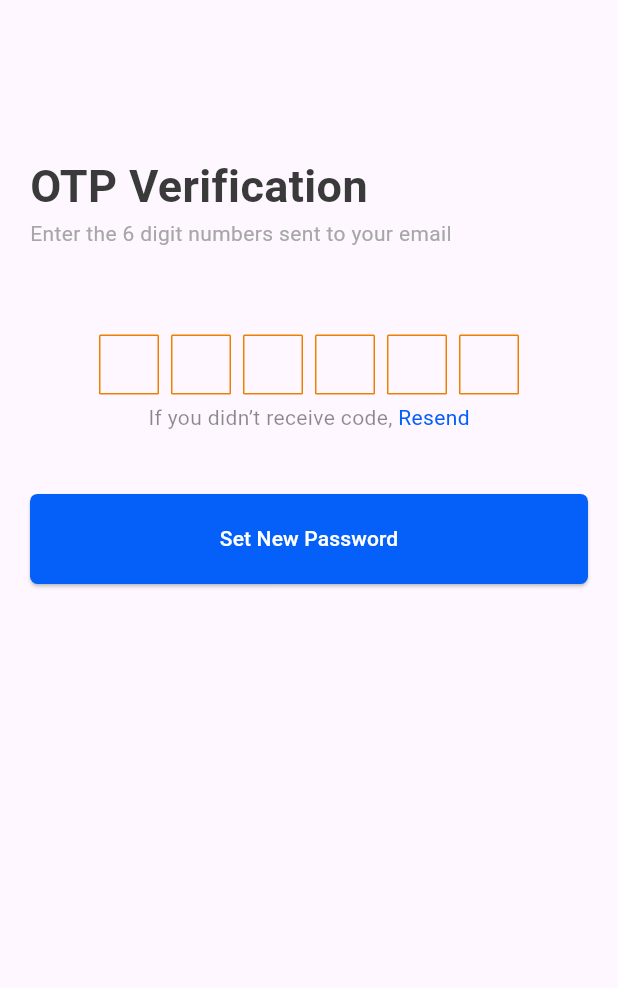
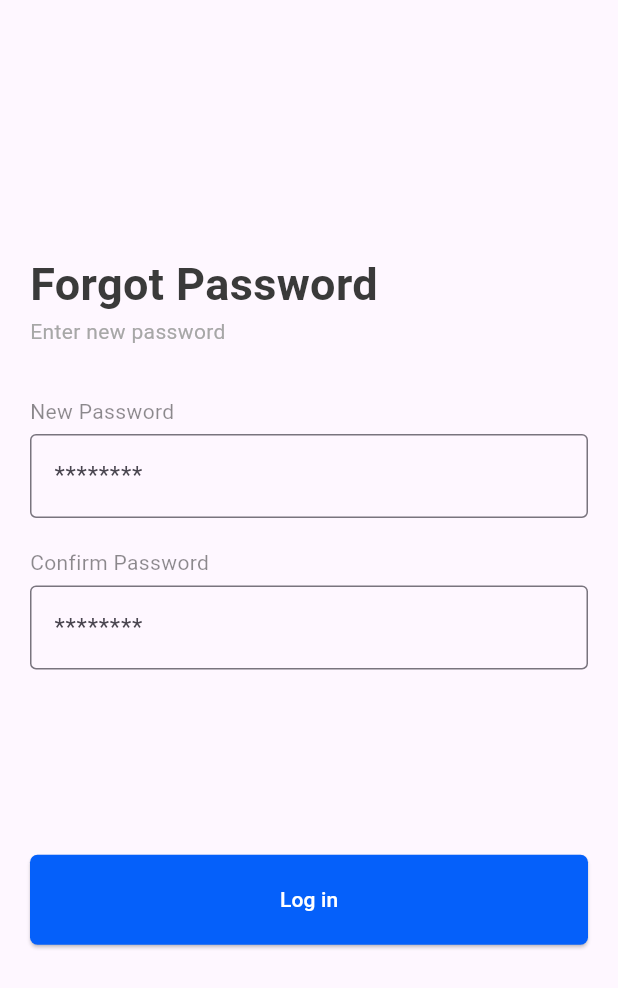
Before and after one commit to NurikD/redi_express, a Flutter app: the screen it shows after launch, on a phone screen of 412 x 824 dp. Shown: the top 988 px of the screen. Run offline on Flutter 3.47's test engine with Material 3 defaults, Android fonts, the phone set to English and light mode, and no system bars; drawn by our look-alikes of pinput; our stand-ins replace dots_indicator, flutter_svg, google_fonts.

Commit message:
version 18.02.2024

```diff
--- a/lib/auth/forgot_password.dart
+++ b/lib/auth/forgot_password.dart
@@ -61,7 +61,9 @@ class _ForgotPassState extends State<ForgotPass> {
                         Container(
                             width: double.infinity,
                             child: ElevatedButton(
-                              onPressed: () {},
+                              onPressed: () {
+                                Navigator.pushNamed(context, '/emailVerification');
+                              },
                               child: const Text(
                                 'Send OTP',
                                 style: TextStyle(color: Colors.white),
--- /dev/null
+++ b/lib/auth/new_password.dart
@@ -0,0 +1,98 @@
+import 'package:flutter/material.dart';
+import 'package:google_fonts/google_fonts.dart';
+
+class NewPass extends StatefulWidget {
+  const NewPass({super.key});
+
+  @override
+  State<NewPass> createState() => _NewPassState();
+}
+
+class _NewPassState extends State<NewPass> {
+  @override
+  Widget build(BuildContext context) {
+    return Scaffold(
+      body: SingleChildScrollView(
+          child: Column(
+        children: [
+          SizedBox(
+            height: MediaQuery.of(context).size.height * 0.18,
+          ),
+          Form(
+            child: Padding(
+              padding: EdgeInsets.all(20),
+              child: Column(
+                  crossAxisAlignment: CrossAxisAlignment.start,
+                  children: [
+                    Text(
+                      'Forgot Password',
+                      style: GoogleFonts.roboto(
+                          textStyle: const TextStyle(
+                              fontSize: 30,
+                              color: Color(0xff3A3A3A),
+                              fontWeight: FontWeight.bold)),
+                    ),
+                    Text('Enter new password',
+                        style: GoogleFonts.roboto(
+                            textStyle: const TextStyle(
+                          color: Color(0xffA7A7A7),
+                        ))),
+                    SizedBox(
+                      height: MediaQuery.of(context).size.height * 0.04,
+                    ),
+                    Column(
+                      crossAxisAlignment: CrossAxisAlignment.start,
+                      children: [
+                        const Text(
+                          'New Password',
+                          style: TextStyle(color: Colors.black45),
+                        ),
+                        const Padding(padding: EdgeInsets.only(top: 5)),
+                        TextFormField(
+                          decoration: InputDecoration(
+                            border: const OutlineInputBorder(),
+                            hintText: '********',
+                          ),
+                          keyboardType: TextInputType.visiblePassword,
+                          obscureText: true,
+                        ),
+                        const Padding(padding: EdgeInsets.only(top: 20)),
+                        const Text(
+                          'Confirm Password',
+                          style: TextStyle(color: Colors.black45),
+                        ),
+                        const Padding(padding: EdgeInsets.only(top: 5)),
+                        TextFormField(
+                          decoration: InputDecoration(
+                            border: const OutlineInputBorder(),
+                            hintText: '********',
+                          ),
+                          keyboardType: TextInputType.visiblePassword,
+                          obscureText: true,
+                        ),
+                        SizedBox(
+                            height: MediaQuery.of(context).size.height * 0.15),
+                        Container(
+                            width: double.infinity,
+                            child: ElevatedButton(
+                              onPressed: () {},
+                              child: const Text(
+                                'Log in',
+                                style: TextStyle(color: Colors.white),
+                              ),
+                              style: ElevatedButton.styleFrom(
+                                  shape: RoundedRectangleBorder(
+                                      borderRadius: BorderRadius.circular(5)),
+                                  backgroundColor: const Color(0xff0560FA),
+                                  minimumSize: const Size(150, 60)),
+                            )),
+                      ],
+                    )
+                  ]),
+            ),
+          )
+        ],
+      )),
+    );
+  }
+}
--- a/lib/main.dart
+++ b/lib/main.dart
@@ -7,11 +7,12 @@ import 'package:redi_express/welcome/splash.dart';
 import 'package:redi_express/welcome/third_screen.dart';
 import 'package:redi_express/auth/log_in.dart';
 import 'package:redi_express/auth/forgot_password.dart';
+import 'package:redi_express/auth/new_password.dart';
 
 void main() {
   runApp(const MyApp());
 }
-
+//привет как дела
 class MyApp extends StatelessWidget {
   const MyApp({super.key});
 
@@ -19,7 +20,7 @@ class MyApp extends StatelessWidget {
   Widget build(BuildContext context) {
     return MaterialApp(
       debugShowCheckedModeBanner: false,
-      home: const EmailVerification(),
+      home: const NewPass(),
       routes: {
         '/splash': (context) => const SplashScreen(),
         '/firstScreen': (context) => const FirstScreen(),
@@ -29,7 +30,7 @@ class MyApp extends StatelessWidget {
         '/logIn': (context) => const LogIn(),
         '/forgotPass': (context) => const ForgotPass(),
         '/emailVerification': (context) => const EmailVerification(),
-
+        '/newPass': (context) => const NewPass(),
       },
     );
   }
```
Also changed, not shown: pubspec.lock.
